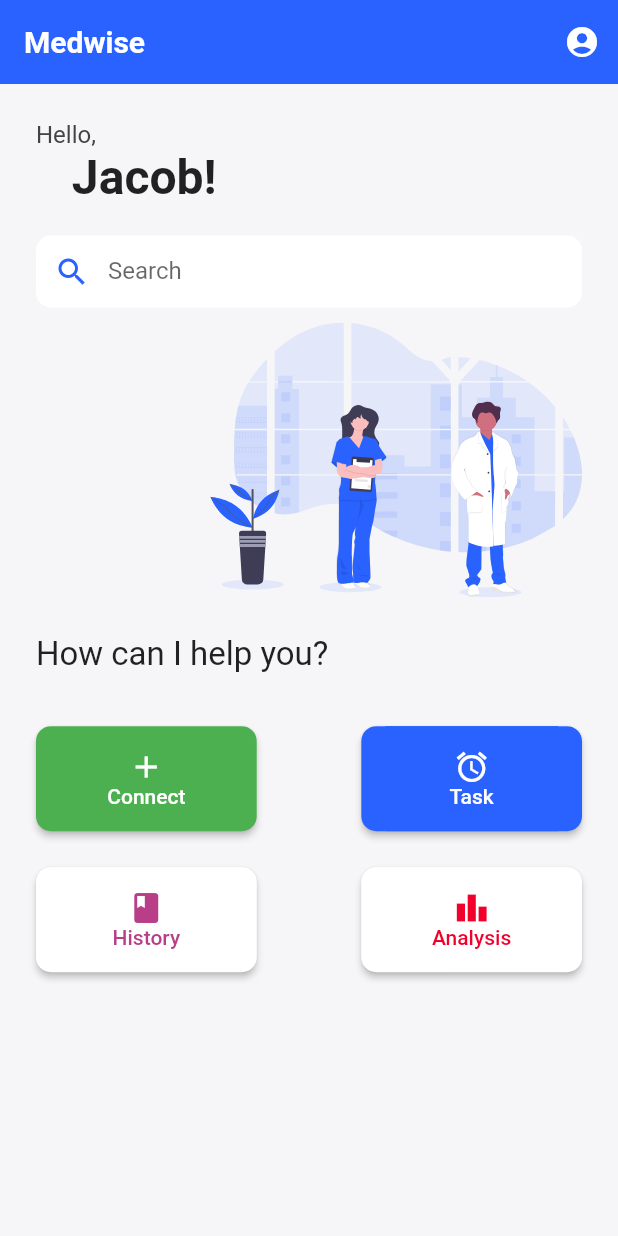
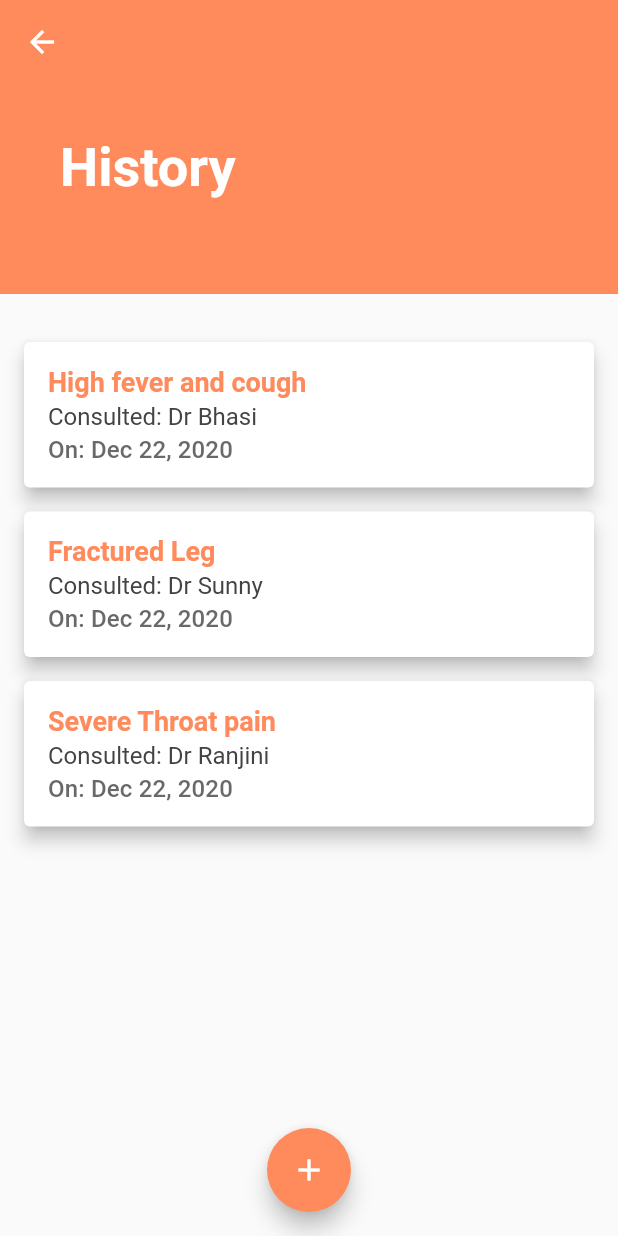
Before and after one commit to NavaneethRenjith/Medwise, a Flutter app: the screen it shows after launch, after a tap on "History", on a phone screen of 412 x 824 dp. Run offline on Flutter 3.47's test engine with Material 2 defaults, Android fonts, the phone set to English and light mode, and no system bars; our stand-ins replace flutter_svg.

Commit message:
added history page

```diff
--- /dev/null
+++ b/Medwise/lib/models/history.dart
@@ -0,0 +1,11 @@
+class History {
+  final String title;
+  final String doctor;
+  final DateTime date;
+
+  History({
+    this.title,
+    this.doctor,
+    this.date,
+  });
+}
--- /dev/null
+++ b/Medwise/lib/screens/history_page.dart
@@ -0,0 +1,107 @@
+import 'package:flutter/material.dart';
+import 'package:intl/intl.dart';
+
+import '../models/history.dart';
+
+class HistoryPage extends StatelessWidget {
+  final List<History> _medicalHistory = [
+    History(
+      title: 'High fever and cough',
+      doctor: 'Dr Bhasi',
+      date: DateTime.now(),
+    ),
+    History(
+      title: 'Fractured Leg',
+      doctor: 'Dr Sunny',
+      date: DateTime.now(),
+    ),
+    History(
+      title: 'Severe Throat pain',
+      doctor: 'Dr Ranjini',
+      date: DateTime.now(),
+    ),
+  ];
+
+  @override
+  Widget build(BuildContext context) {
+    return Scaffold(
+      appBar: AppBar(
+        backgroundColor: Color(0xffFF8A5C),
+        elevation: 0,
+      ),
+      body: Container(
+        child: Column(
+          children: [
+            Container(
+              // History heading section
+              height: 140,
+              width: MediaQuery.of(context).size.width,
+              color: Color(0xffFF8A5C),
+              padding: EdgeInsets.only(left: 40, top: 35),
+              child: Text(
+                'History',
+                style: TextStyle(
+                  color: Colors.white,
+                  fontSize: 36,
+                  fontWeight: FontWeight.bold,
+                ),
+              ),
+            ),
+            Container(
+              height: MediaQuery.of(context).size.height / 1.8,
+              margin: EdgeInsets.all(16),
+              child: ListView.builder(
+                itemCount: _medicalHistory.length,
+                itemBuilder: (ctx, index) {
+                  return Card(
+                    margin: EdgeInsets.only(top: 16),
+                    elevation: 5,
+                    child: GestureDetector(
+                      onTap: () {},
+                      child: Padding(
+                        padding: const EdgeInsets.all(16),
+                        child: Column(
+                          crossAxisAlignment: CrossAxisAlignment.start,
+                          children: [
+                            Text(
+                              _medicalHistory[index].title,
+                              style: TextStyle(
+                                color: Color(0xffFF8A5C),
+                                fontWeight: FontWeight.bold,
+                                fontSize: 18,
+                              ),
+                            ),
+                            SizedBox(
+                              height: 3,
+                            ),
+                            Text(
+                              'Consulted: ${_medicalHistory[index].doctor}',
+                              style: Theme.of(context).textTheme.subtitle1,
+                            ),
+                            SizedBox(
+                              height: 3,
+                            ),
+                            Text(
+                              'On: ${DateFormat.yMMMd().format(_medicalHistory[index].date)}',
+                              style: Theme.of(context).textTheme.subtitle2,
+                            ),
+                          ],
+                        ),
+                      ),
+                    ),
+                  );
+                },
+              ),
+            ),
+          ],
+        ),
+      ),
+      floatingActionButtonLocation: FloatingActionButtonLocation.centerFloat,
+      floatingActionButton: FloatingActionButton(
+        backgroundColor: Color(0xffFF8A5C),
+        child: Icon(Icons.add),
+        onPressed: () {},
+      ),
+    );
+  }
+}
--- a/Medwise/lib/screens/home_page.dart
+++ b/Medwise/lib/screens/home_page.dart
@@ -4,6 +4,7 @@ import 'package:flutter_svg/flutter_svg.dart';
 import '../screens/task_page.dart';
 import './connect_page.dart';
 import './profile_page.dart';
+import './history_page.dart';
 
 class HomePage extends StatelessWidget {
   @override
@@ -197,7 +198,13 @@ class HomePage extends StatelessWidget {
                           borderRadius: BorderRadius.circular(10.0),
                         ),
                         color: Colors.white,
-                        onPressed: () {},
+                        onPressed: () {
+                          Navigator.push(
+                            context,
+                            MaterialPageRoute(
+                                builder: (context) => HistoryPage()),
+                          );
+                        },
                         child: Container(
                           width: 140,
                           height: 70,
@@ -207,11 +214,11 @@ class HomePage extends StatelessWidget {
                             children: [
                               Icon(
                                 Icons.book,
-                                color: Color(0xffb83f87),
+                                color: Color(0xffFF8A5C),
                               ),
                               Text(
                                 "History",
-                                style: TextStyle(color: Color(0xffb83f87)),
+                                style: TextStyle(color: Color(0xffFF8A5C)),
                               )
                             ],
                           ),
@@ -240,11 +247,11 @@ class HomePage extends StatelessWidget {
                             children: [
                               Icon(
                                 Icons.leaderboard,
-                                color: Color(0xfff0002b),
+                                color: Color(0xffB83F87),
                               ),
                               Text(
                                 "Analysis",
-                                style: TextStyle(color: Color(0xfff0002b)),
+                                style: TextStyle(color: Color(0xffB83F87)),
                               )
                             ],
                           ),
```
Also changed, not shown: 1 other file.
